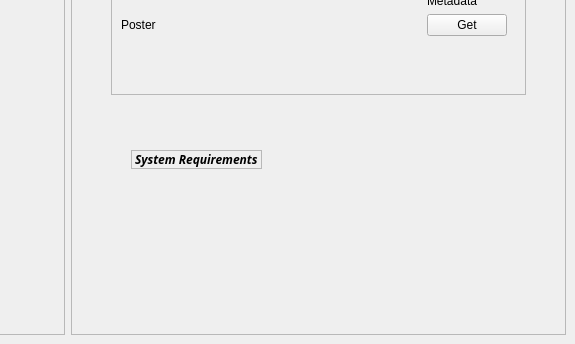
Above: ui_design/main_window.ui from EpicDarkGalaxy/GamesYARD before the change; both pictures show x 144 to 719 and y 184 to 528 of the 719 by 528 pixel window. Below: the same form after it.
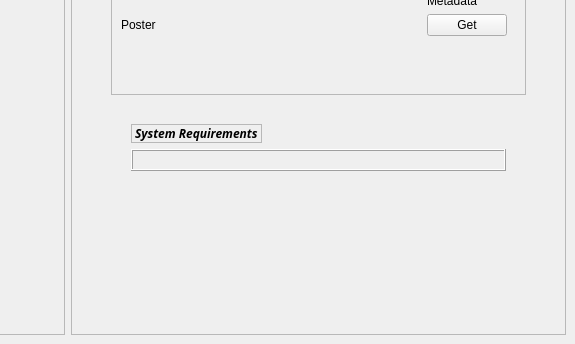
That is the form after the change.

Commit message:
Refactor system requirements display to use a grid layout
Replaced the vertical layout for system requirements with a formatted
QFrame
container and a QGridLayout to improve alignment and presentation of
requirement keys and values. Added logic to dynamically clear and
repopulate
the grid based on game data.

Diff of the .ui file:
```diff
--- a/ui_design/main_window.ui
+++ b/ui_design/main_window.ui
@@ -352,7 +352,7 @@
                   <x>0</x>
                   <y>0</y>
                   <width>413</width>
-                  <height>93</height>
+                  <height>191</height>
                  </rect>
                 </property>
                 <property name="sizePolicy">
@@ -392,10 +392,18 @@
                   </widget>
                  </item>
                  <item>
-                  <layout class="QVBoxLayout" name="verticalLayout_9"/>
-                 </item>
-                </layout>
-               </widget>
+                  <widget class="QFrame" name="requirements_container">
+                   <property name="frameShape">
+                    <enum>QFrame::Shape::Box</enum>
+                   </property>
+                   <property name="frameShadow">
+                    <enum>QFrame::Shadow::Raised</enum>
+                   </property>
+                   <layout class="QVBoxLayout" name="verticalLayout_9">
+                    <item>
+                     <layout class="QGridLayout" name="gridLayout"/>
+                    </item>
+                   </layout>
               </widget>
              </item>
              <item>
@@ -413,6 +421,10 @@
                 </size>
                </property>
               </spacer>
+                 </item>
+                </layout>
+               </widget>
+              </widget>
              </item>
             </layout>
            </item>
```
Lines whose indentation alone changed are shown as unchanged. The commit also changes 3 other files.
